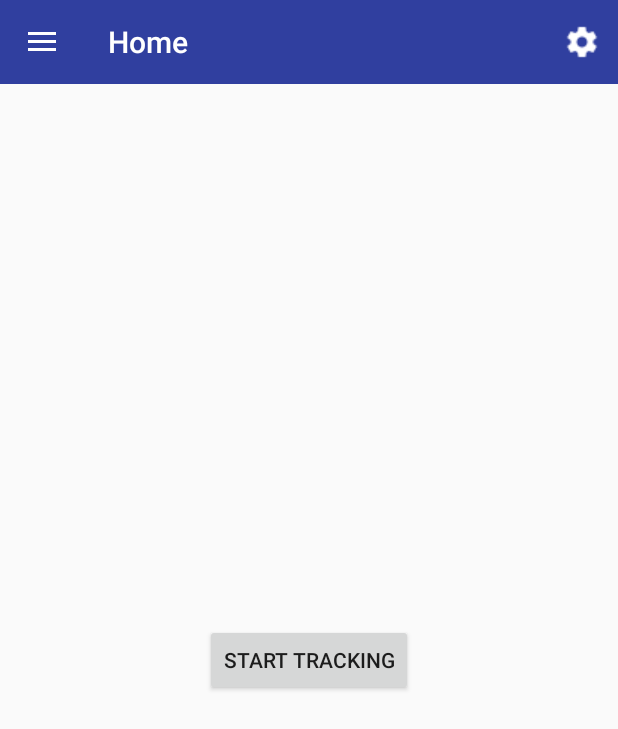
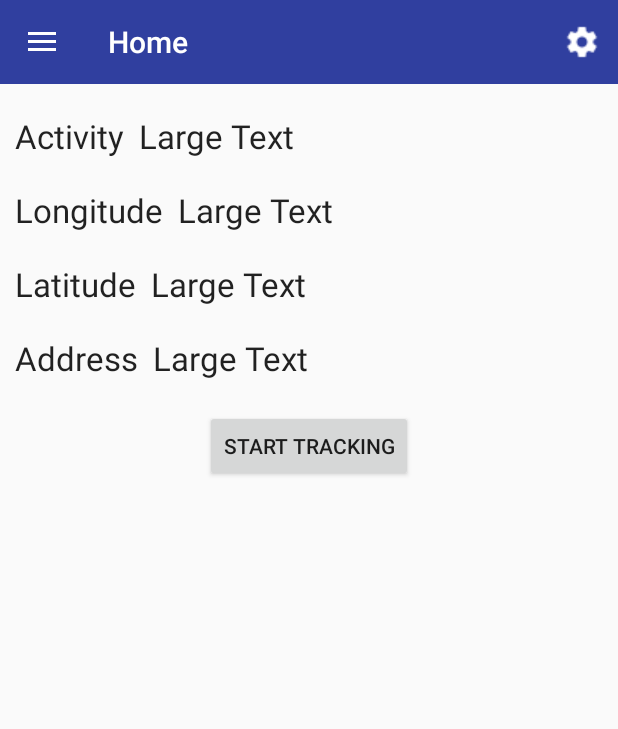
Before and after one commit to andela-wakinsanmi/MotusTracker, an Android app: the screen it shows after launch (MainActivity), on a phone screen of 412 x 824 dp. Shown: the top 729 px of the screen. Run offline under Robolectric (Android 15) with nearby library versions, the phone set to English and light mode, and no system bars.

Commit message:
[#116529451] Redesign the Home Fragment layout to display location and user's activity

```diff
--- a/app/src/main/java/com/andela/motustracker/HomeFragment.java
+++ b/app/src/main/java/com/andela/motustracker/HomeFragment.java
@@ -1,19 +1,18 @@
 package com.andela.motustracker;
 
 
-import android.app.Activity;
 import android.content.Context;
 import android.content.Intent;
 import android.os.Bundle;
 import android.support.v4.app.Fragment;
-import android.util.Log;
 import android.view.LayoutInflater;
 import android.view.View;
 import android.view.ViewGroup;
 import android.widget.Button;
 
-import com.andela.motustracker.helper.MotusService;
+import com.andela.motustracker.service.MotusService;
 import com.andela.motustracker.helper.OnHomeButtonClickListener;
+import com.andela.motustracker.service.OnStillReceiver;
 
 
 /**
@@ -60,6 +59,7 @@ public class HomeFragment extends Fragment {
     public void startService() {
         Intent intent = new Intent(getActivity(),MotusService.class);
         getActivity().startService(intent);
+        OnStillReceiver.broadcastIntent(getContext());
     }
 
     public void stopService() {
--- a/app/src/main/java/com/andela/motustracker/MainActivity.java
+++ b/app/src/main/java/com/andela/motustracker/MainActivity.java
@@ -1,9 +1,8 @@
 package com.andela.motustracker;
 
-import android.app.FragmentTransaction;
 import android.content.Intent;
+import android.content.IntentSender;
 import android.content.SharedPreferences;
-import android.preference.EditTextPreference;
 import android.preference.PreferenceManager;
 import android.support.design.widget.NavigationView;
 import android.support.v4.widget.DrawerLayout;
@@ -14,14 +13,11 @@ import android.support.v7.widget.Toolbar;
 import android.view.Menu;
 import android.view.MenuInflater;
 import android.view.MenuItem;
-import android.view.View;
-import android.widget.TextView;
-import android.widget.Toast;
 
 import com.andela.motustracker.helper.AppPreferences;
-import com.andela.motustracker.helper.MotusService;
+import com.andela.motustracker.helper.GoogleClient;
 import com.andela.motustracker.helper.OnHomeButtonClickListener;
-import com.google.android.gms.common.api.GoogleApiClient;
+import com.google.android.gms.common.api.Status;
 
 public class MainActivity extends AppCompatActivity implements OnHomeButtonClickListener{
     Toolbar toolbar;
@@ -131,4 +127,16 @@ public class MainActivity extends AppCompatActivity implements OnHomeButtonClick
     protected void onResume() {
         super.onResume();
     }
+
+    public void displaySettings(Status status) {
+        try {
+            // Show the dialog by calling startResolutionForResult(),
+            // and check the result in onActivityResult().
+            status.startResolutionForResult(this, 200);
+        } catch (IntentSender.SendIntentException e) {
+            // Ignore the error.
+        }
+    }
+
+
 }
--- a/app/src/main/res/layout/fragment_home.xml
+++ b/app/src/main/res/layout/fragment_home.xml
@@ -4,10 +4,100 @@
     android:layout_height="match_parent"
     tools:context="com.andela.motustracker.HomeFragment">
 
-    <Button
-        android:layout_width="wrap_content"
-        android:layout_height="wrap_content"
-        android:text="Start Tracking"
-        android:id="@+id/button"
-        android:layout_gravity="center" />
+    <LinearLayout
+        android:layout_width="match_parent"
+        android:layout_height="match_parent"
+        android:orientation="vertical"
+        >
+
+       <LinearLayout
+           android:layout_width="match_parent"
+           android:layout_height="wrap_content"
+           android:layout_marginTop="20dp">
+           <TextView
+               android:layout_width="wrap_content"
+               android:layout_height="wrap_content"
+               android:layout_marginLeft="10dp"
+               android:textAppearance="?android:attr/textAppearanceLarge"
+               android:text="Activity"
+                />
+
+           <TextView
+               android:layout_width="wrap_content"
+               android:layout_height="wrap_content"
+               android:layout_marginLeft="10dp"
+               android:textAppearance="?android:attr/textAppearanceLarge"
+               android:text="Large Text"
+               android:id="@+id/textView2"
+
+               android:layout_gravity="center_horizontal|top" />
+       </LinearLayout>
+        <LinearLayout
+            android:layout_width="match_parent"
+            android:layout_height="wrap_content"
+            android:layout_marginTop="20dp">
+            <TextView
+                android:layout_width="wrap_content"
+                android:layout_height="wrap_content"
+                android:layout_marginLeft="10dp"
+                android:textAppearance="?android:attr/textAppearanceLarge"
+                android:text="Longitude"
+                android:id="@+id/textView" />
+
+            <TextView
+                android:layout_width="wrap_content"
+                android:layout_height="wrap_content"
+                android:layout_marginLeft="10dp"
+                android:textAppearance="?android:attr/textAppearanceLarge"
+                android:text="Large Text"
+                android:id="@+id/id_userLongititudeText"
+
+                android:layout_gravity="center_horizontal|top" />
+        </LinearLayout>
+        <LinearLayout
+            android:layout_width="match_parent"
+            android:layout_height="wrap_content"
+            android:layout_marginTop="20dp">
+            <TextView
+                android:layout_width="wrap_content"
+                android:layout_height="wrap_content"
+                android:layout_marginLeft="10dp"
+                android:textAppearance="?android:attr/textAppearanceLarge"
+                android:text="Latitude" />
+
+            <TextView
+                android:layout_width="wrap_content"
+                android:layout_height="wrap_content"
+                android:layout_marginLeft="10dp"
+                android:textAppearance="?android:attr/textAppearanceLarge"
+                android:text="Large Text"
+                android:id="@+id/id_userLatitudeText" />
+        </LinearLayout>
+        <LinearLayout
+            android:layout_width="match_parent"
+            android:layout_height="wrap_content"
+            android:layout_marginTop="20dp">
+            <TextView
+                android:layout_width="wrap_content"
+                android:layout_height="wrap_content"
+                android:layout_marginLeft="10dp"
+                android:textAppearance="?android:attr/textAppearanceLarge"
+                android:text="Address" />
+
+            <TextView
+                android:layout_width="match_parent"
+                android:layout_height="wrap_content"
+                android:layout_marginLeft="10dp"
+                android:textAppearance="?android:attr/textAppearanceLarge"
+                android:text="Large Text"
+                android:id="@+id/id_userAddress" />
+        </LinearLayout>
+        <Button
+            android:layout_width="wrap_content"
+            android:layout_height="wrap_content"
+            android:text="Start Tracking"
+            android:id="@+id/button"
+            android:layout_marginTop="20dp"
+            android:layout_gravity="center"/>
+    </LinearLayout>
 </FrameLayout>
```
